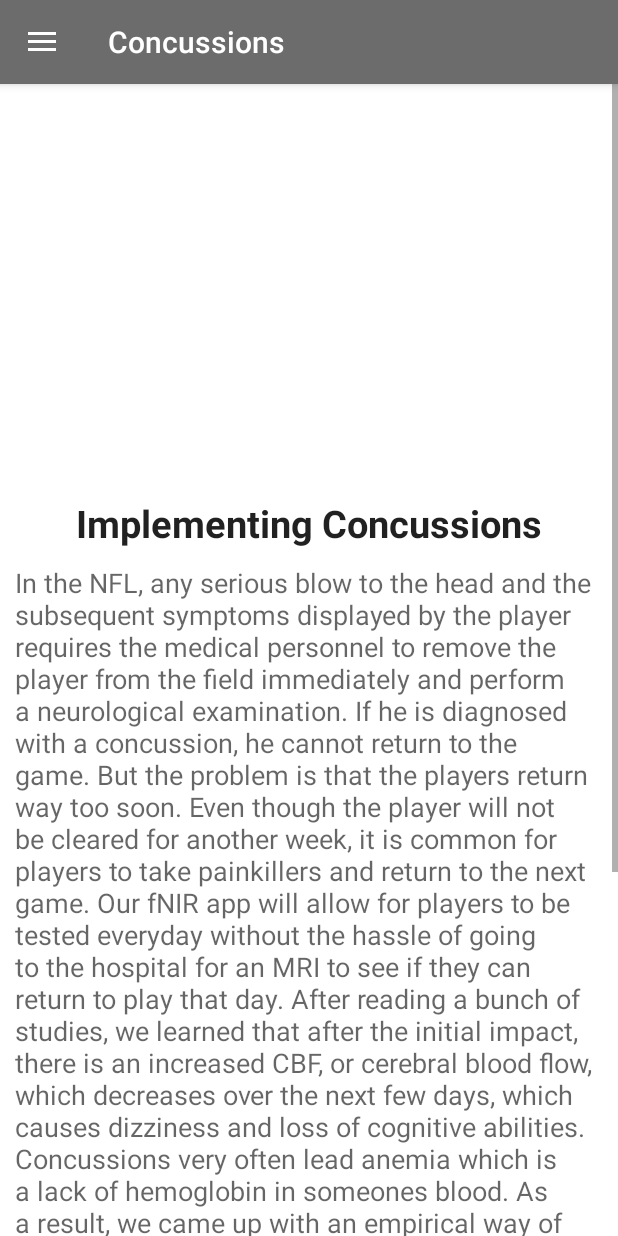
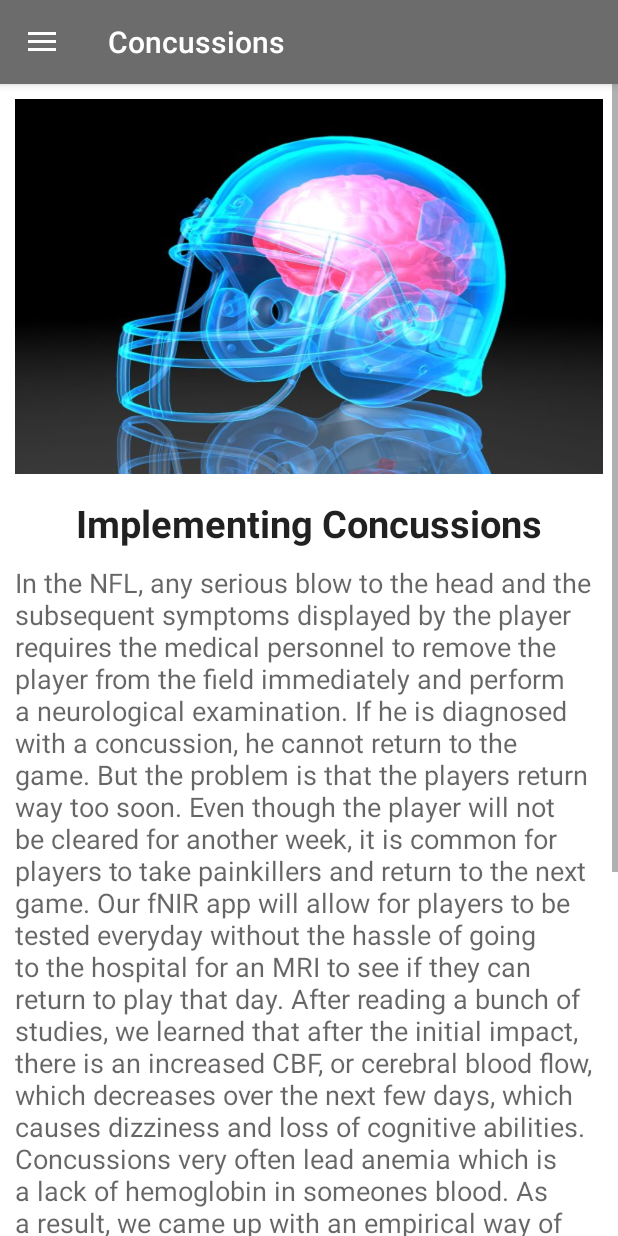
Before and after one commit to choerle/fNIR, an Android app: the screen it shows after launch (MainActivity), in the side drawer, after a tap on "Concussions", on a phone screen of 412 x 824 dp. Run offline under Robolectric (Android 15) with nearby library versions, the phone set to English and light mode, and no system bars.

Commit message:
picture edits

```diff
--- /dev/null
+++ b/app/src/main/res/drawable-v24/ic_concussion.xml
@@ -0,0 +1,9 @@
+<vector xmlns:android="http://schemas.android.com/apk/res/android"
+    android:width="24dp"
+    android:height="24dp"
+    android:viewportWidth="24"
+    android:viewportHeight="24">
+  <path
+      android:fillColor="#FF000000"
+      android:pathData="M19,3L5,3c-1.1,0 -1.99,0.9 -1.99,2L3,19c0,1.1 0.9,2 2,2h14c1.1,0 2,-0.9 2,-2L21,5c0,-1.1 -0.9,-2 -2,-2zM18,14h-4v4h-4v-4L6,14v-4h4L10,6h4v4h4v4z"/>
+</vector>
--- a/app/src/main/res/layout/fragment_concussion.xml
+++ b/app/src/main/res/layout/fragment_concussion.xml
@@ -26,7 +26,8 @@
                 android:layout_marginLeft="10dp"
                 android:layout_marginRight="10dp"
                 android:layout_marginTop="10dp"
-                android:scaleType="fitXY" />
+                android:scaleType="fitXY"
+                android:src="@drawable/concussion" />
 
             <TextView
                 android:id="@+id/concussion_textView"
--- a/app/src/main/res/menu/drawermenu.xml
+++ b/app/src/main/res/menu/drawermenu.xml
@@ -10,7 +10,8 @@
         android:icon="@drawable/ic_about" />
     <item
         android:id="@+id/concussions"
-        android:title="Concussions" />
+        android:title="Concussions"
+        android:icon="@drawable/ic_concussion"/>
     <item
         android:id="@+id/usage"
         android:title="How To Use"
```
Also changed, not shown: app/src/main/res/drawable-v24/concussion.jpg (added).
